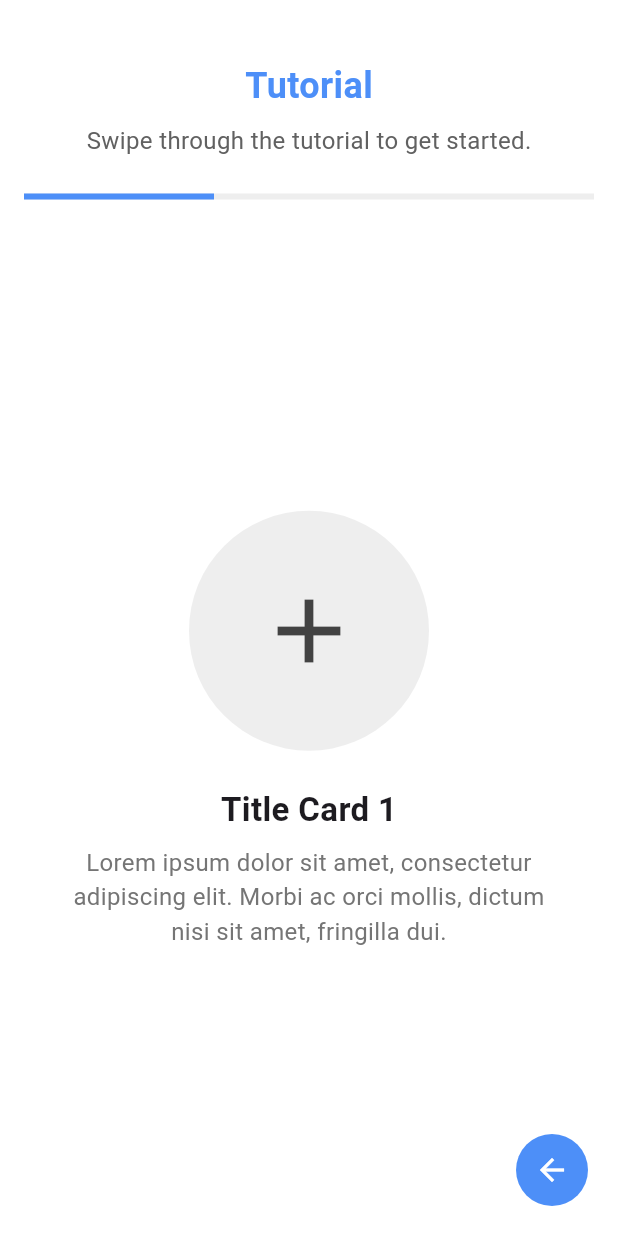
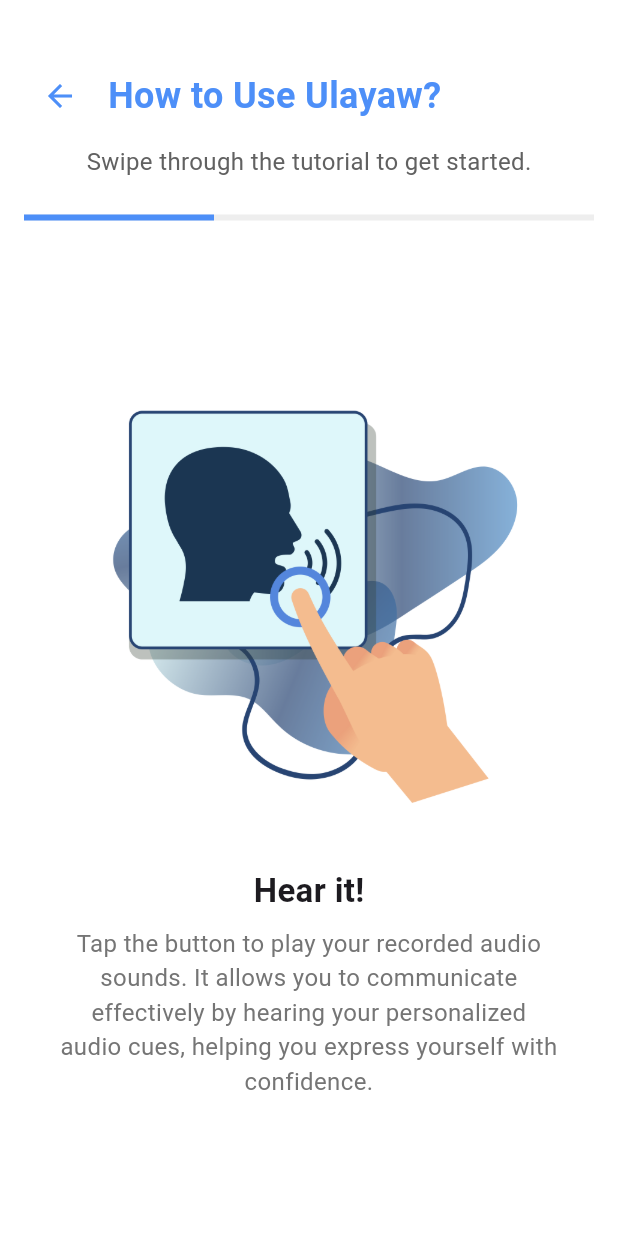
Before and after one commit to PatsyJoseph/cc206-aac_app, a Flutter app: the screen it shows after launch, in the side drawer, after a tap on "Tutorial", on a phone screen of 412 x 824 dp. Run offline on Flutter 3.47's test engine with Material 3 defaults, Android fonts, the phone set to English and light mode, and no system bars; our stand-ins replace audioplayers, file_picker, image_picker, shared_preferences.

```diff
--- a/lib/features/tutorial_page.dart
+++ b/lib/features/tutorial_page.dart
@@ -17,22 +17,22 @@ class _TutorialPageState extends State<TutorialPage> {
     // List of tutorial data (title, description, and icon).
     final List<Map<String, dynamic>> tutorials = [
       {
-        'title': 'Title Card 1',
+        'title': 'Hear it!',
         'description':
-            'Lorem ipsum dolor sit amet, consectetur adipiscing elit. Morbi ac orci mollis, dictum nisi sit amet, fringilla dui.',
-        'icon': Icons.add,
+            'Tap the button to play your recorded audio sounds. It allows you to communicate effectively by hearing your personalized audio cues, helping you express yourself with confidence.',
+        'icon': 'assets/images/tCard1.png',
       },
       {
-        'title': 'Title Card 2',
+        'title': 'Add your voice!',
         'description':
-            'Lorem ipsum dolor sit amet, consectetur adipiscing elit. Morbi ac orci mollis, dictum nisi sit amet, fringilla dui.',
-        'icon': Icons.add,
+            'Use the "Add New" button to add your own custom sounds. Personalize your communication by adding your unique expressions, making it easier to convey your thoughts and feelings.',
+        'icon': 'assets/images/tCard2.png',
       },
       {
-        'title': 'Title Card 3',
+        'title': 'Feel free to delete!',
         'description':
-            'Lorem ipsum dolor sit amet, consectetur adipiscing elit. Morbi ac orci mollis, dictum nisi sit amet, fringilla dui.',
-        'icon': Icons.add,
+            'Easily manage your sounds with the delete feature. Remove any audio you no longer need, ensuring your communication board stays relevant and up-to-date.',
+        'icon': 'assets/images/tCard3.png',
       },
     ];
 
@@ -46,13 +46,29 @@ class _TutorialPageState extends State<TutorialPage> {
               child: Column(
                 children: [
                   const SizedBox(height: 40),
+                  // Row for title and back button
+                  Row(
+                    mainAxisAlignment: MainAxisAlignment.start,
+                    children: [
+                      IconButton(
+                        icon: const Icon(
+                          Icons.arrow_back,
+                          color: Color(0xFF4D8FF8),
+                        ),
+                        onPressed: () {
+                          Navigator.of(context).pop();
+                        },
+                      ),
+                      const SizedBox(width: 8),
                       const Text(
-                    'Tutorial',
+                        'How to Use Ulayaw?',
                         style: TextStyle(
                           fontSize: 24,
                           fontWeight: FontWeight.bold,
                           color: Color(0xFF4D8FF8),
                         ),
+                      ),
+                    ],
                   ),
                   const SizedBox(height: 8),
                   Text(
@@ -64,7 +80,7 @@ class _TutorialPageState extends State<TutorialPage> {
                   ),
                   const SizedBox(height: 24),
 
-                  // Linear Progress Indicator to show progress
+                  // Linear Progress Indicator
                   LinearProgressIndicator(
                     value: (_currentPage + 1) / tutorials.length,
                     backgroundColor: Colors.grey[200],
@@ -88,14 +104,11 @@ class _TutorialPageState extends State<TutorialPage> {
                         return Column(
                           mainAxisAlignment: MainAxisAlignment.center,
                           children: [
-                            CircleAvatar(
-                              radius: 80,
-                              backgroundColor: Colors.grey[200],
-                              child: Icon(
+                            Image.asset(
                               tutorial['icon'],
-                                size: 72,
-                                color: Colors.grey[800],
-                              ),
+                              width: 300, // Width
+                              height: 300, // Height
+                              fit: BoxFit.cover,
                             ),
                             const SizedBox(height: 24),
                             Text(
@@ -107,8 +120,7 @@ class _TutorialPageState extends State<TutorialPage> {
                             ),
                             const SizedBox(height: 8),
                             Padding(
-                              padding:
-                                  const EdgeInsets.symmetric(horizontal: 24.0),
+                              padding: const EdgeInsets.symmetric(horizontal: 24.0),
                               child: Text(
                                 tutorial['description']!,
                                 textAlign: TextAlign.center,
@@ -127,25 +139,6 @@ class _TutorialPageState extends State<TutorialPage> {
               ),
             ),
           ),
-          Positioned(
-            right: 20,
-            bottom: 20,
-            child: Container(
-              decoration: const BoxDecoration(
-                shape: BoxShape.circle,
-                color: Color(0xFF4D8FF8),
-              ),
-              child: IconButton(
-                icon: const Icon(
-                  Icons.arrow_back,
-                  color: Colors.white,
-                ),
-                onPressed: () {
-                  Navigator.of(context).pop();
-                },
-              ),
-            ),
-          ),
         ],
       ),
     );
--- a/pubspec.yaml
+++ b/pubspec.yaml
@@ -28,3 +28,6 @@ flutter:
 
   assets:
     - assets/about_page/trial.jpg
+    - assets/images/tCard1.png
+    - assets/images/tCard2.png
+    - assets/images/tCard3.png
```
Also changed, not shown: assets/images/tCard1.png (added), assets/images/tCard2.png (added), assets/images/tCard3.png (added). Lines whose indentation alone changed are shown as unchanged.
